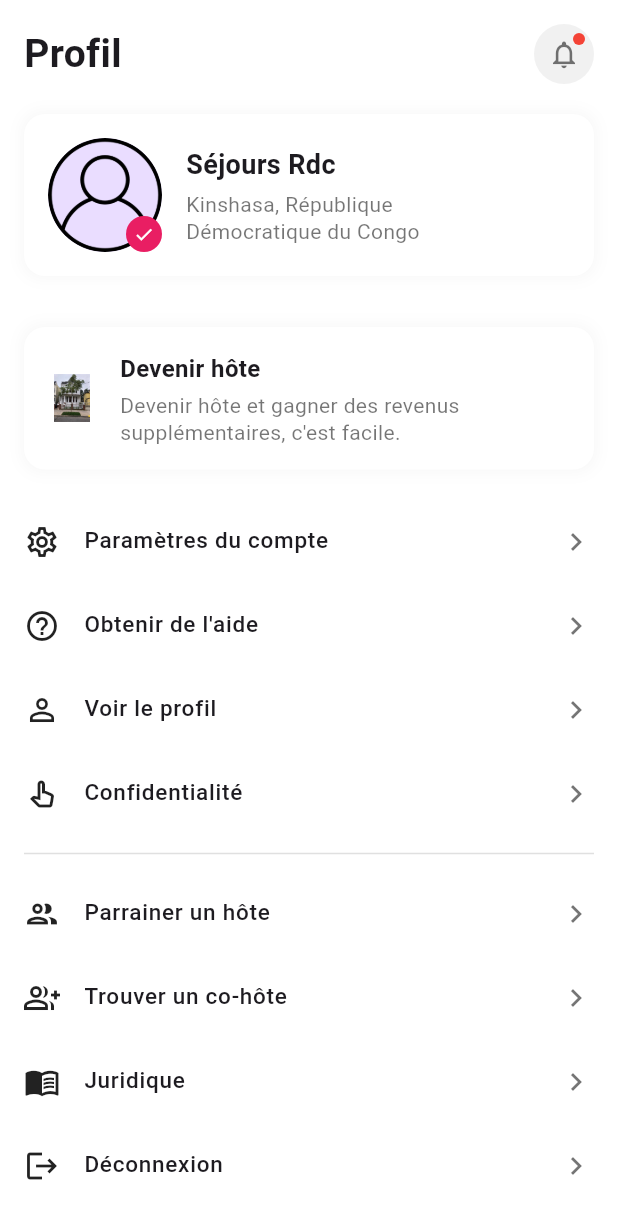
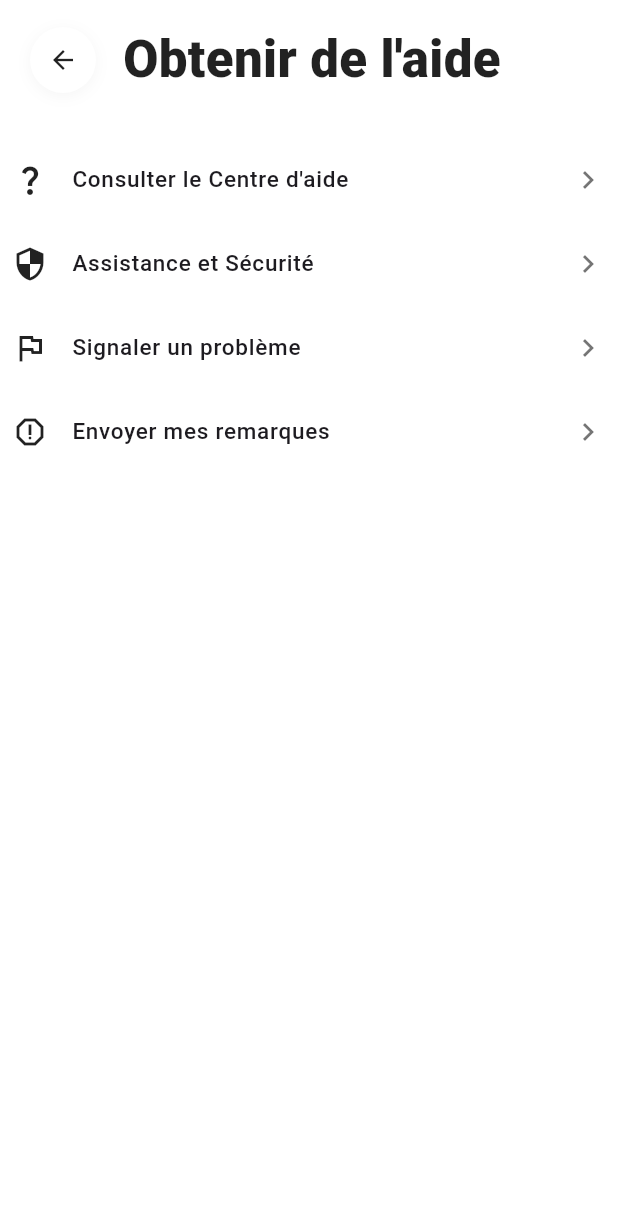
Before and after one commit to Gmk0/hotel_booking_test, a Flutter app: the ProfileScreen screen opened directly, after a tap on "Obtenir de l'aide", on a phone screen of 412 x 824 dp. Shown: the top 1219 px of the screen. Run offline on Flutter 3.47's test engine with Material 3 defaults, Android fonts, the phone set to English and light mode, and no system bars; drawn by our look-alikes of flutter_easyloading; our stand-ins replace cached_network_image, carousel_slider, connectivity_plus, device_preview_plus, flutter_riverpod, flutter_svg and 7 more; missing offline and left inert: image_stack; accounts and stored records are empty; project files that could hold a hidden picture were left out.

Commit message:
help screen

```diff
--- a/lib/features/profile/ProfileScreen.dart
+++ b/lib/features/profile/ProfileScreen.dart
@@ -1,4 +1,5 @@
 import 'package:flutter/material.dart';
+import 'package:hotel_booking/features/profile/screens/ObtenirAideScreen.dart';
 import 'package:hotel_booking/features/profile/screens/SettingsScreen.dart';
 import 'package:hotel_booking/features/profile/widgets/MenuItem.dart';
 
@@ -144,7 +145,7 @@ class ProfileScreen extends StatelessWidget {
                       Navigator.push(context, MaterialPageRoute(builder: (context) => SettingsScreen()));
                     },),
                     MenuItem(icon: Icons.help_outline, title: "Obtenir de l'aide",onClick: (){
-
+                      Navigator.push(context, MaterialPageRoute(builder: (context) => ObtenirAideScreen()));
                     },),
                     MenuItem(icon: Icons.person_outline, title: "Voir le profil",onClick: (){
 
--- /dev/null
+++ b/lib/features/profile/screens/ObtenirAideScreen.dart
@@ -0,0 +1,62 @@
+import 'package:flutter/material.dart';
+import 'package:hotel_booking/features/profile/widgets/MenuSection.dart';
+
+import '../widgets/MenuItem.dart';
+import '../widgets/TopTitle.dart';
+
+class ObtenirAideScreen extends StatelessWidget {
+  const ObtenirAideScreen({super.key});
+
+  static const _bg = Color(0xFFFFFFFF);
+
+  @override
+  Widget build(BuildContext context) {
+    return Scaffold(
+      backgroundColor: _bg,
+      body: SafeArea(
+        child: Column(
+          children: [
+            const SizedBox(height: 18),
+
+            Padding(
+              padding: const EdgeInsets.symmetric(horizontal: 20.0),
+              child: TopTitle(title: "Obtenir de l'aide"),
+            ),
+
+            const SizedBox(height: 22),
+
+            Expanded(
+              child: ListView(
+                padding: const EdgeInsets.symmetric(horizontal: 8.0),
+                children: [
+                  const SizedBox(height: 8),
+
+                  // Section menu
+                  MenuSection(
+                    items: [
+                      MenuItem(icon: Icons.question_mark, title: "Consulter le Centre d'aide",onClick: (){
+
+                      },),
+                      MenuItem(icon: Icons.security_sharp, title: "Assistance et Sécurité",onClick: (){
+
+                      },),
+                      MenuItem(icon: Icons.flag_outlined, title: "Signaler un problème",onClick: (){
+
+                      },),
+                      MenuItem(icon: Icons.report_gmailerrorred_sharp, title: "Envoyer mes remarques",onClick: (){
+
+                      },),
+
+
+                    ],
+                  ),
+
+                ],
+              ),
+            ),
+          ],
+        ),
+      ),
+    );
+  }
+}
--- a/lib/features/profile/widgets/TopTitle.dart
+++ b/lib/features/profile/widgets/TopTitle.dart
@@ -4,13 +4,13 @@ import 'package:flutter/material.dart';
 class TopTitle extends StatelessWidget {
   final String title;
 
-  TopTitle({required this.title});
+  const TopTitle({required this.title});
 
   @override
   Widget build(BuildContext context) {
     return Row(
       children: [
-        // circular back button
+        // circle back button
         GestureDetector(
           onTap: () => Navigator.maybePop(context),
           child: Container(
@@ -35,7 +35,6 @@ class TopTitle extends StatelessWidget {
 
         const SizedBox(width: 18),
 
-        // Big two-line title (match screenshot scale)
         Expanded(
           child: Text(
             title,
```
